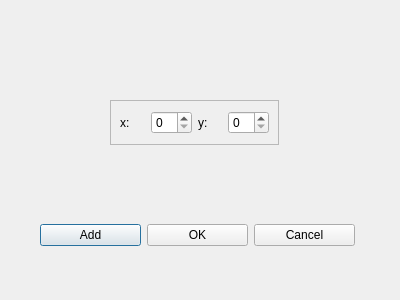
Qt form BigProject/setinputdialog.ui (HaoyunHong/Analog-interface-of-digital-microfluidic-biochip) before a commit.
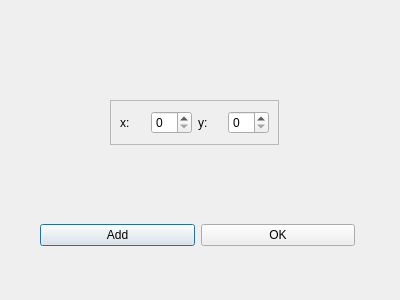
The same form after that commit.

Patch:
```diff
--- a/BigProject/setinputdialog.ui
+++ b/BigProject/setinputdialog.ui
@@ -37,13 +37,6 @@
       </property>
      </widget>
     </item>
-    <item>
-     <widget class="QPushButton" name="cancelButton">
-      <property name="text">
-       <string>Cancel</string>
-      </property>
-     </widget>
-    </item>
    </layout>
   </widget>
   <widget class="QFrame" name="frame">
```
